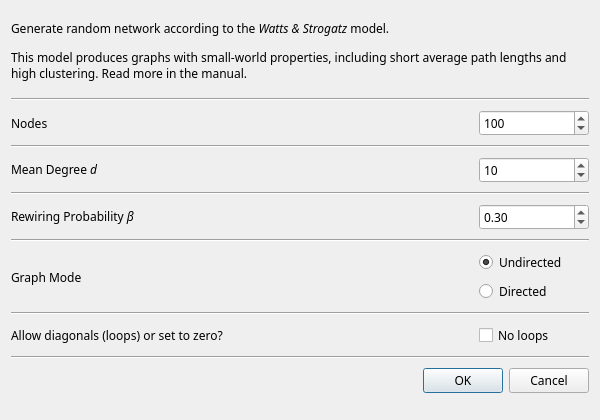
This is src/forms/dialograndsmallworld.ui in socnetv/app as Qt 5 draws it before an edit. The edited form follows.
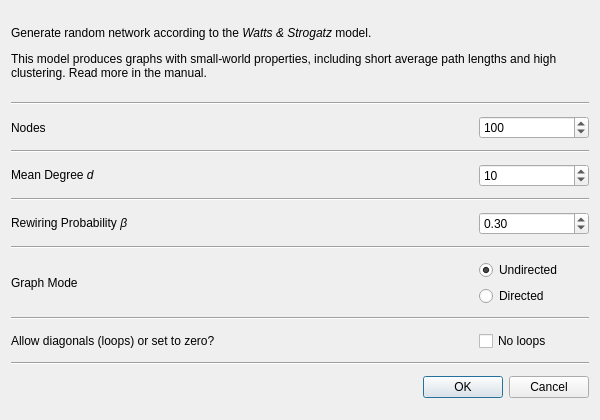
This is the edited form.

Commit message: fixed (reset) font family and font-sizes in all dialogs (once again...)

What changed in the file:
```diff
--- a/src/forms/dialograndsmallworld.ui
+++ b/src/forms/dialograndsmallworld.ui
@@ -52,11 +52,6 @@
        <height>75</height>
       </size>
      </property>
-     <property name="font">
-      <font>
-       <family>Sans Serif</family>
-      </font>
-     </property>
      <property name="frameShape">
       <enum>QFrame::NoFrame</enum>
      </property>
@@ -97,11 +92,6 @@
          <height>0</height>
         </size>
        </property>
-       <property name="font">
-        <font>
-         <family>Sans Serif</family>
-        </font>
-       </property>
        <property name="text">
         <string>Nodes</string>
        </property>
@@ -121,11 +111,6 @@
          <height>0</height>
         </size>
        </property>
-       <property name="font">
-        <font>
-         <family>Sans Serif</family>
-        </font>
-       </property>
        <property name="toolTip">
         <string>&lt;html&gt;&lt;head/&gt;&lt;body&gt;&lt;p&gt;The resulting graph will have N nodes and N*d/2 edges&lt;/p&gt;&lt;/body&gt;&lt;/html&gt;</string>
        </property>
@@ -168,11 +153,6 @@
          <height>0</height>
         </size>
        </property>
-       <property name="font">
-        <font>
-         <family>Sans Serif</family>
-        </font>
-       </property>
        <property name="text">
         <string>&lt;html&gt;&lt;head/&gt;&lt;body&gt;&lt;p&gt;Mean Degree &lt;span style=&quot; font-style:italic;&quot;&gt;d&lt;/span&gt;&lt;/p&gt;&lt;/body&gt;&lt;/html&gt;</string>
        </property>
@@ -186,11 +166,6 @@
          <height>0</height>
         </size>
        </property>
-       <property name="font">
-        <font>
-         <family>Sans Serif</family>
-        </font>
-       </property>
        <property name="toolTip">
         <string>&lt;html&gt;&lt;head/&gt;&lt;body&gt;&lt;p&gt;This is the mean edge degree each new node will have&lt;/p&gt;&lt;/body&gt;&lt;/html&gt;</string>
        </property>
@@ -233,11 +208,6 @@
          <height>0</height>
         </size>
        </property>
-       <property name="font">
-        <font>
-         <family>Sans Serif</family>
-        </font>
-       </property>
        <property name="text">
         <string>&lt;html&gt;&lt;head/&gt;&lt;body&gt;&lt;p&gt;Rewiring Probability &lt;span style=&quot; font-style:italic;&quot;&gt;β&lt;/span&gt;&lt;/p&gt;&lt;/body&gt;&lt;/html&gt;</string>
        </property>
@@ -257,11 +227,6 @@
          <height>0</height>
         </size>
        </property>
-       <property name="font">
-        <font>
-         <family>Sans Serif</family>
-        </font>
-       </property>
        <property name="minimum">
         <double>0.010000000000000</double>
        </property>
@@ -301,11 +266,6 @@
          <height>0</height>
         </size>
        </property>
-       <property name="font">
-        <font>
-         <family>Sans Serif</family>
-        </font>
-       </property>
        <property name="text">
         <string>Graph Mode</string>
        </property>
@@ -327,11 +287,6 @@
            <height>0</height>
           </size>
          </property>
-         <property name="font">
-          <font>
-           <family>Sans Serif</family>
-          </font>
-         </property>
          <property name="text">
           <string>Undirected</string>
          </property>
@@ -357,11 +312,6 @@
            <height>0</height>
           </size>
          </property>
-         <property name="font">
-          <font>
-           <family>Sans Serif</family>
-          </font>
-         </property>
          <property name="text">
           <string>Directed</string>
          </property>
@@ -397,11 +347,6 @@
          <height>0</height>
         </size>
        </property>
-       <property name="font">
-        <font>
-         <family>Sans Serif</family>
-        </font>
-       </property>
        <property name="text">
         <string>Allow diagonals (loops) or set to zero?</string>
        </property>
@@ -423,11 +368,6 @@
            <height>0</height>
           </size>
          </property>
-         <property name="font">
-          <font>
-           <family>Sans Serif</family>
-          </font>
-         </property>
          <property name="toolTip">
           <string>Check to allow loops (nodes linking to themselves) in the new network</string>
          </property>
@@ -452,12 +392,6 @@
    </item>
    <item row="12" column="0">
     <widget class="QDialogButtonBox" name="buttonBox">
-     <property name="font">
-      <font>
-       <family>Sans Serif</family>
-       <stylestrategy>PreferDefault</stylestrategy>
-      </font>
-     </property>
      <property name="orientation">
       <enum>Qt::Horizontal</enum>
      </property>
```
The commit also changes 14 other files.
